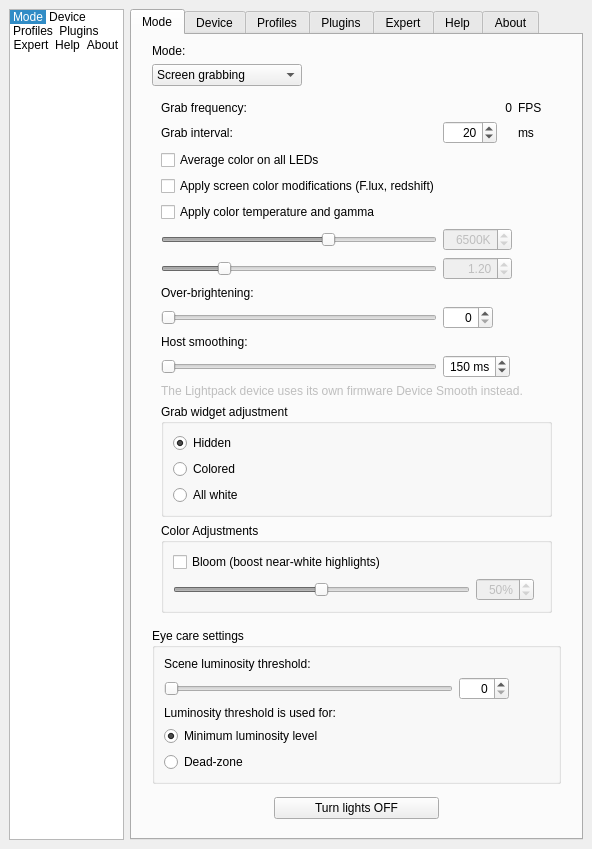
The window that Software/src/SettingsWindow.ui (locasmendes/Lightpack) describes before a commit, drawn with Qt 5.
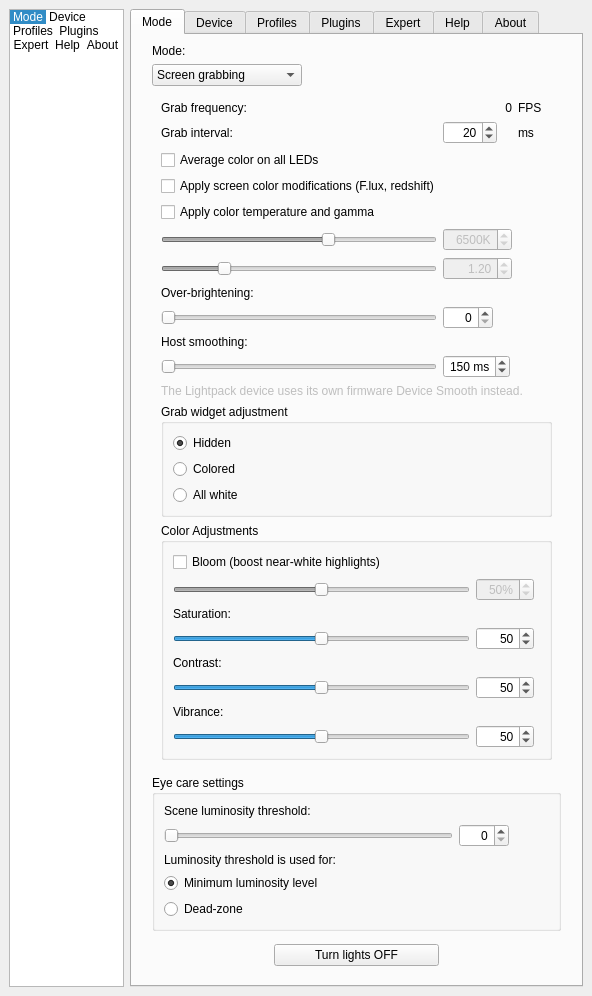
The same window after the commit. The open tabs and pages were chosen to show the change. Icons and pictures are not drawn. Custom widgets are drawn as their Qt base class.

Commit message: Add Saturation, Contrast and Vibrance grab adjustments (Fase 5)

Patch:
```diff
--- a/Software/src/SettingsWindow.ui
+++ b/Software/src/SettingsWindow.ui
@@ -885,6 +885,123 @@
                  </property>
                 </widget>
                </item>
+               <item row="2" column="0" colspan="3">
+                <widget class="QLabel" name="label_GrabSaturation">
+                 <property name="text">
+                  <string>Saturation:</string>
+                 </property>
+                </widget>
+               </item>
+               <item row="3" column="0">
+                <widget class="QSlider" name="horizontalSlider_GrabSaturation">
+                 <property name="minimum">
+                  <number>0</number>
+                 </property>
+                 <property name="maximum">
+                  <number>100</number>
+                 </property>
+                 <property name="value">
+                  <number>50</number>
+                 </property>
+                 <property name="orientation">
+                  <enum>Qt::Horizontal</enum>
+                 </property>
+                </widget>
+               </item>
+               <item row="3" column="1">
+                <widget class="QSpinBox" name="spinBox_GrabSaturation">
+                 <property name="alignment">
+                  <set>Qt::AlignRight|Qt::AlignTrailing|Qt::AlignVCenter</set>
+                 </property>
+                 <property name="minimum">
+                  <number>0</number>
+                 </property>
+                 <property name="maximum">
+                  <number>100</number>
+                 </property>
+                 <property name="value">
+                  <number>50</number>
+                 </property>
+                </widget>
+               </item>
+               <item row="4" column="0" colspan="3">
+                <widget class="QLabel" name="label_GrabContrast">
+                 <property name="text">
+                  <string>Contrast:</string>
+                 </property>
+                </widget>
+               </item>
+               <item row="5" column="0">
+                <widget class="QSlider" name="horizontalSlider_GrabContrast">
+                 <property name="minimum">
+                  <number>0</number>
+                 </property>
+                 <property name="maximum">
+                  <number>100</number>
+                 </property>
+                 <property name="value">
+                  <number>50</number>
+                 </property>
+                 <property name="orientation">
+                  <enum>Qt::Horizontal</enum>
+                 </property>
+                </widget>
+               </item>
+               <item row="5" column="1">
+                <widget class="QSpinBox" name="spinBox_GrabContrast">
+                 <property name="alignment">
+                  <set>Qt::AlignRight|Qt::AlignTrailing|Qt::AlignVCenter</set>
+                 </property>
+                 <property name="minimum">
+                  <number>0</number>
+                 </property>
+                 <property name="maximum">
+                  <number>100</number>
+                 </property>
+                 <property name="value">
+                  <number>50</number>
+                 </property>
+                </widget>
+               </item>
+               <item row="6" column="0" colspan="3">
+                <widget class="QLabel" name="label_GrabVibrance">
+                 <property name="text">
+                  <string>Vibrance:</string>
+                 </property>
+                </widget>
+               </item>
+               <item row="7" column="0">
+                <widget class="QSlider" name="horizontalSlider_GrabVibrance">
+                 <property name="minimum">
+                  <number>0</number>
+                 </property>
+                 <property name="maximum">
+                  <number>100</number>
+                 </property>
+                 <property name="value">
+                  <number>50</number>
+                 </property>
+                 <property name="orientation">
+                  <enum>Qt::Horizontal</enum>
+                 </property>
+                </widget>
+               </item>
+               <item row="7" column="1">
+                <widget class="QSpinBox" name="spinBox_GrabVibrance">
+                 <property name="alignment">
+                  <set>Qt::AlignRight|Qt::AlignTrailing|Qt::AlignVCenter</set>
+                 </property>
+                 <property name="minimum">
+                  <number>0</number>
+                 </property>
+                 <property name="maximum">
+                  <number>100</number>
+                 </property>
+                 <property name="value">
+                  <number>50</number>
+                 </property>
+                </widget>
+               </item>
               </layout>
              </widget>
             </item>
```
Left out of the diff: 102 changed lines with no effect on the pictures. The commit also changes 18 other files.
